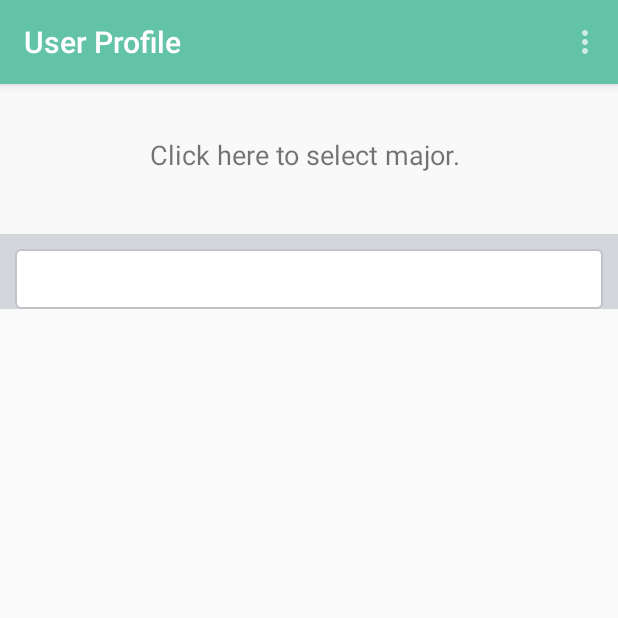
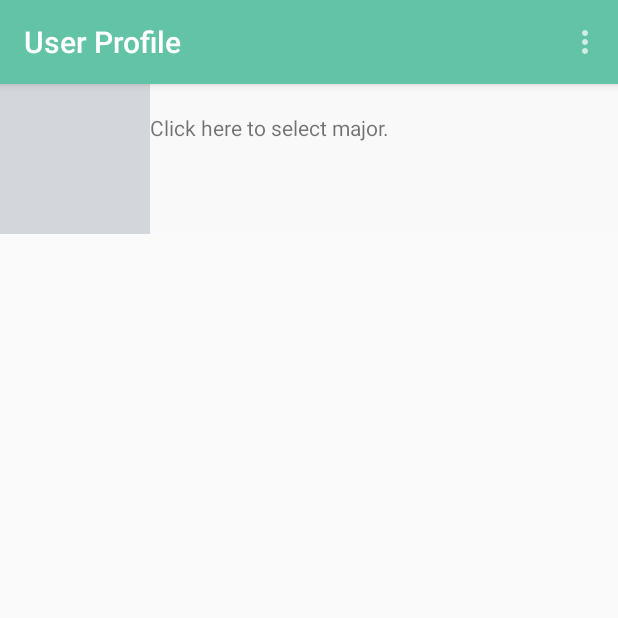
Before and after one commit to ucsdCSE110wi16/CSE110W260T10, an Android app: the UserProfileActivity screen opened directly, with no data from a screen before it, on a phone screen of 412 x 824 dp, the top half of it. Run offline under Robolectric (Android 15) with nearby library versions, the phone set to English and light mode, and no system bars; 3 statements that could not run were skipped.

Commit message:
Revert to d92fae4d651492278c7a6d38ba9bc57c5a0bc349

```diff
--- a/App/app/build.gradle
+++ b/App/app/build.gradle
@@ -27,5 +27,4 @@ dependencies {
     compile 'com.android.support:design:23.2.0'
     compile files('lib/volley.jar')
     compile project(':ParseUI-Widget')
-    compile 'com.google.android.gms:play-services-appindexing:8.1.0'
 }
--- a/App/app/src/main/AndroidManifest.xml
+++ b/App/app/src/main/AndroidManifest.xml
@@ -59,11 +59,6 @@
         <activity
             android:name="com.cse110.app.UserProfileActivity"
             android:label="User Profile"/>
-        <!-- ATTENTION: This was auto-generated to add Google Play services to your project for
-             App Indexing.  See https://g.co/AppIndexing/AndroidStudio for more information. -->
-        <meta-data
-            android:name="com.google.android.gms.version"
-            android:value="@integer/google_play_services_version" />
     </application>
 
 </manifest>
--- a/App/app/src/main/java/com/cse110/app/UserProfileActivity.java
+++ b/App/app/src/main/java/com/cse110/app/UserProfileActivity.java
@@ -14,12 +14,8 @@ import android.support.v7.widget.Toolbar;
 import android.view.KeyEvent;
 import android.view.Menu;
 import android.view.MenuItem;
-import android.view.View;
 import android.widget.TextView;
 import android.widget.Toast;
-import android.widget.EditText;
-import android.app.AlertDialog;
-import android.content.DialogInterface;
 
 import com.parse.Parse;
 import com.parse.ParseException;
@@ -39,7 +35,6 @@ public class UserProfileActivity extends AppCompatActivity {
     private ParseImageView profilePictureView;
     private TextView tvDisplayName;
     private TextView tvMajor;
-    private EditText input;
 
 
     @SuppressLint("NewApi")
@@ -59,41 +54,6 @@ public class UserProfileActivity extends AppCompatActivity {
 
         tvMajor = (TextView) findViewById(R.id.major);
         displayMajor();
-
-
-        AlertDialog.Builder builder = new AlertDialog.Builder(this);
-        builder.setMessage("Type in major");
-
-        input = new EditText(this);
-        builder.setView(input);
-
-        //Set positive button
-        builder.setPositiveButton("Set", new DialogInterface.OnClickListener() {
-            @Override
-            public void onClick(DialogInterface dialog, int which) {
-                String txt = input.getText().toString();
-            }
-
-        });
-
-        //Set negative button
-        builder.setPositiveButton("Cancel", new DialogInterface.OnClickListener() {
-            @Override
-            public void onClick(DialogInterface dialog, int which) {
-                dialog.dismiss();
-            }
-
-        });
-
-        final AlertDialog ad = builder.create();
-
-        //set listener for the EditText major box.
-        tvMajor.setOnClickListener(new View.OnClickListener() {
-            @Override
-            public void onClick(View v) {
-                ad.show();
-            }
-        });
 
     }
 
--- a/App/app/src/main/res/layout/activity_user_profile.xml
+++ b/App/app/src/main/res/layout/activity_user_profile.xml
@@ -19,8 +19,7 @@
             android:id="@+id/profilePic"
             android:layout_width="100dp"
             android:layout_height="100dp"
-            android:scaleType="fitCenter"
-            android:background="#F9F9F9">
+            android:scaleType="fitCenter" >
         </com.parse.ParseImageView>
 
         <LinearLayout
@@ -32,39 +31,18 @@
                 android:layout_width="wrap_content"
                 android:layout_height="wrap_content"
                 android:id="@+id/displayName"
-                android:textSize="25dp"
-                android:textStyle="bold"
                 android:gravity="left">
             </TextView>
 
             <TextView
                 android:layout_width="wrap_content"
                 android:layout_height="wrap_content"
-                android:textSize="18dp"
                 android:id="@+id/major"
-                android:onClick="onClick"
-                android:clickable="true"
                 android:gravity="left">
-
             </TextView>
 
         </LinearLayout>
 
     </LinearLayout>
 
-    <LinearLayout
-        android:layout_width="fill_parent"
-        android:layout_height="fill_parent"
-
-        android:layout_marginLeft="@dimen/feed_item_margin"
-        android:layout_marginRight="@dimen/feed_item_margin"
-        android:layout_marginTop="@dimen/feed_item_margin"
-        android:background="@drawable/bg_parent_rounded_corner"
-        android:orientation="vertical"
-        android:paddingBottom="@dimen/feed_item_padding_top_bottom"
-        android:paddingTop="@dimen/feed_item_padding_top_bottom" >
-
-    </LinearLayout>
-
-
 </LinearLayout>
```
Also changed, not shown: 1 other file.
